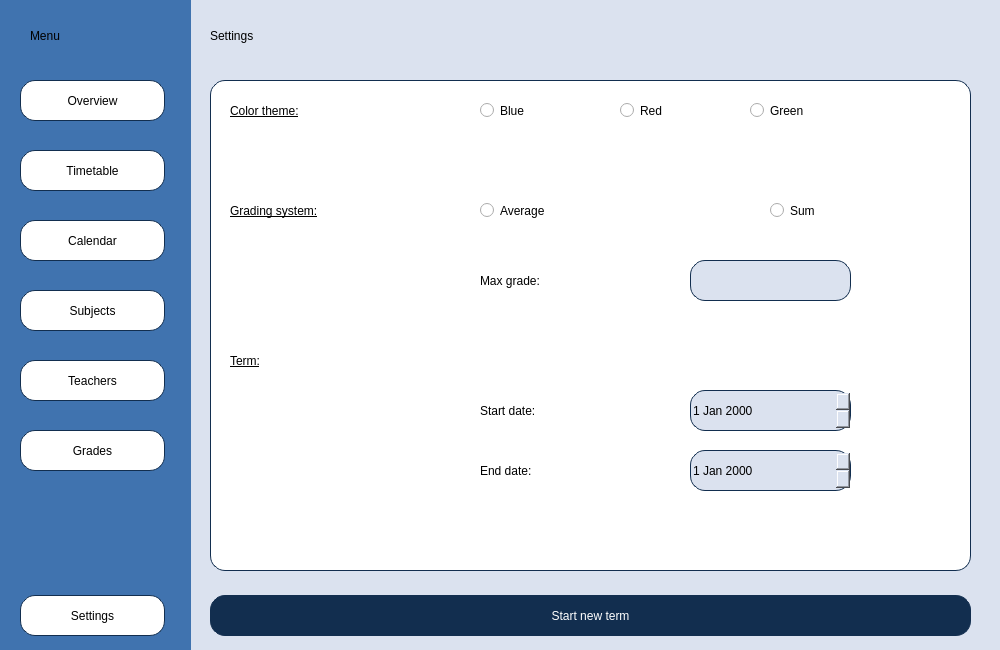
BeliaViktoria/Planner, file Planner/settingsmain.ui: the form before one commit.
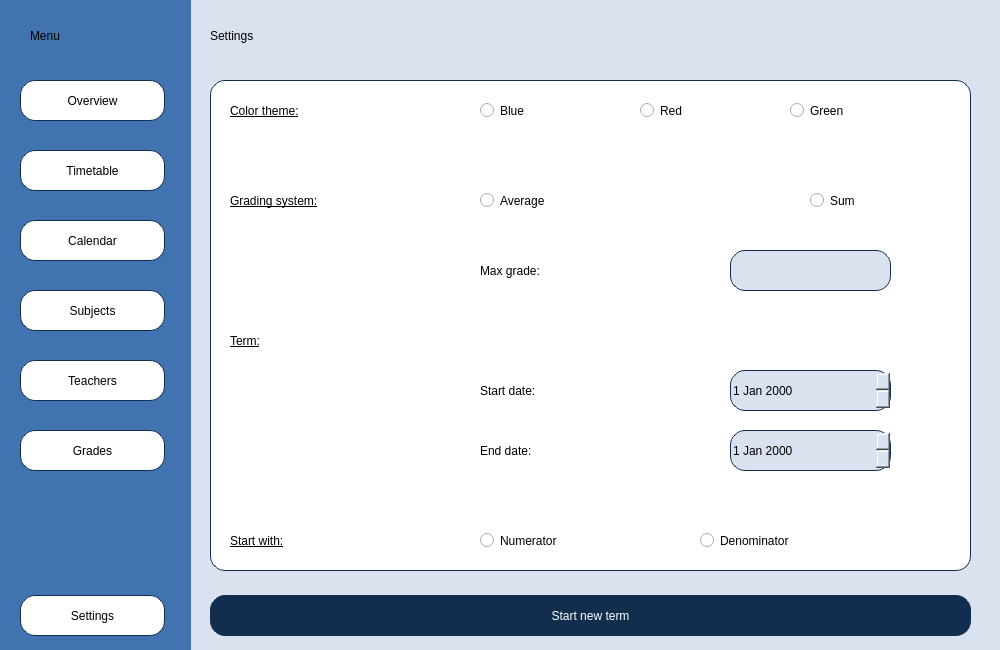
The form after the commit.

Commit message: Welcome window bugs fixing

Patch:
```diff
--- a/Planner/settingsmain.ui
+++ b/Planner/settingsmain.ui
@@ -223,7 +223,7 @@
    <zorder>label_Menu</zorder>
    <zorder>pushButton_Calendar</zorder>
   </widget>
-  <widget class="QWidget" name="widget_Timetable" native="true">
+  <widget class="QWidget" name="widget_Settings" native="true">
    <property name="geometry">
     <rect>
      <x>190</x>
@@ -235,7 +235,7 @@
    <property name="styleSheet">
     <string notr="true">background-color:rgb(219, 226, 239);</string>
    </property>
-   <widget class="QLabel" name="label_Timetable_2">
+   <widget class="QLabel" name="label_Settings">
     <property name="geometry">
      <rect>
       <x>20</x>
@@ -252,7 +252,7 @@
      <string>Settings</string>
     </property>
    </widget>
-   <widget class="QLabel" name="label">
+   <widget class="QLabel" name="label_ColorTheme">
     <property name="geometry">
      <rect>
       <x>40</x>
@@ -271,11 +271,11 @@
      <string>Color theme:</string>
     </property>
    </widget>
-   <widget class="QLabel" name="label_2">
+   <widget class="QLabel" name="label_GradingSystem">
     <property name="geometry">
      <rect>
       <x>40</x>
-      <y>190</y>
+      <y>180</y>
       <width>211</width>
       <height>41</height>
      </rect>
@@ -290,11 +290,11 @@
      <string>Grading system:</string>
     </property>
    </widget>
-   <widget class="QRadioButton" name="radioButton">
+   <widget class="QRadioButton" name="radioButton_Average">
     <property name="geometry">
      <rect>
       <x>290</x>
-      <y>190</y>
+      <y>180</y>
       <width>131</width>
       <height>41</height>
      </rect>
@@ -308,11 +308,11 @@
      <string>Average</string>
     </property>
    </widget>
-   <widget class="QRadioButton" name="radioButton_2">
+   <widget class="QRadioButton" name="radioButton_Sum">
     <property name="geometry">
      <rect>
-      <x>580</x>
-      <y>190</y>
+      <x>620</x>
+      <y>180</y>
       <width>81</width>
       <height>41</height>
      </rect>
@@ -326,11 +326,11 @@
      <string>Sum</string>
     </property>
    </widget>
-   <widget class="QLabel" name="label_3">
+   <widget class="QLabel" name="label_MaxGrade">
     <property name="geometry">
      <rect>
       <x>290</x>
-      <y>260</y>
+      <y>250</y>
       <width>151</width>
       <height>41</height>
      </rect>
@@ -344,11 +344,11 @@
      <string>Max grade:</string>
     </property>
    </widget>
-   <widget class="QLineEdit" name="lineEdit">
+   <widget class="QLineEdit" name="lineEdit_MaxGrade">
     <property name="geometry">
      <rect>
-      <x>500</x>
-      <y>260</y>
+      <x>540</x>
+      <y>250</y>
       <width>161</width>
       <height>41</height>
      </rect>
@@ -363,11 +363,11 @@
 border-color:rgb(18, 46, 79);</string>
     </property>
    </widget>
-   <widget class="QLabel" name="label_4">
+   <widget class="QLabel" name="label_Term">
     <property name="geometry">
      <rect>
       <x>40</x>
-      <y>340</y>
+      <y>320</y>
       <width>101</width>
       <height>41</height>
      </rect>
@@ -382,11 +382,11 @@
      <string>Term:</string>
     </property>
    </widget>
-   <widget class="QLabel" name="label_5">
+   <widget class="QLabel" name="label_StartDate">
     <property name="geometry">
      <rect>
       <x>290</x>
-      <y>390</y>
+      <y>370</y>
       <width>151</width>
       <height>41</height>
      </rect>
@@ -400,11 +400,11 @@
      <string>Start date:</string>
     </property>
    </widget>
-   <widget class="QLabel" name="label_6">
+   <widget class="QLabel" name="label_EndDate">
     <property name="geometry">
      <rect>
       <x>290</x>
-      <y>450</y>
+      <y>430</y>
       <width>151</width>
       <height>41</height>
      </rect>
@@ -418,11 +418,11 @@
      <string>End date:</string>
     </property>
    </widget>
-   <widget class="QDateEdit" name="dateEdit">
+   <widget class="QDateEdit" name="dateEdit_StartDate">
     <property name="geometry">
      <rect>
-      <x>500</x>
-      <y>390</y>
+      <x>540</x>
+      <y>370</y>
       <width>161</width>
       <height>41</height>
      </rect>
@@ -437,11 +437,11 @@
 border-color:rgb(18, 46, 79);</string>
     </property>
    </widget>
-   <widget class="QDateEdit" name="dateEdit_2">
+   <widget class="QDateEdit" name="dateEdit_EndDate">
     <property name="geometry">
      <rect>
-      <x>500</x>
-      <y>450</y>
+      <x>540</x>
+      <y>430</y>
       <width>161</width>
       <height>41</height>
      </rect>
@@ -456,7 +456,7 @@
 border-color:rgb(18, 46, 79);</string>
     </property>
    </widget>
-   <widget class="QPushButton" name="pushButton_Add">
+   <widget class="QPushButton" name="pushButton_StartNewTerm">
     <property name="geometry">
      <rect>
       <x>20</x>
@@ -478,7 +478,7 @@
      <string>Start new term</string>
     </property>
    </widget>
-   <widget class="QRadioButton" name="radioButton_3">
+   <widget class="QRadioButton" name="radioButton_Blue">
     <property name="geometry">
      <rect>
       <x>290</x>
@@ -496,10 +496,10 @@
      <string>Blue</string>
     </property>
    </widget>
-   <widget class="QRadioButton" name="radioButton_4">
+   <widget class="QRadioButton" name="radioButton_Red">
     <property name="geometry">
      <rect>
-      <x>430</x>
+      <x>450</x>
       <y>90</y>
       <width>81</width>
       <height>41</height>
@@ -514,10 +514,10 @@
      <string>Red</string>
     </property>
    </widget>
-   <widget class="QRadioButton" name="radioButton_5">
+   <widget class="QRadioButton" name="radioButton_Green">
     <property name="geometry">
      <rect>
-      <x>560</x>
+      <x>600</x>
       <y>90</y>
       <width>101</width>
       <height>41</height>
@@ -532,7 +532,7 @@
      <string>Green</string>
     </property>
    </widget>
-   <widget class="QWidget" name="widget" native="true">
+   <widget class="QWidget" name="widget_Settings_2" native="true">
     <property name="geometry">
      <rect>
       <x>20</x>
@@ -549,25 +549,83 @@
 border-color:rgb(18, 46, 79);</string>
     </property>
    </widget>
-   <zorder>widget</zorder>
-   <zorder>label_Timetable_2</zorder>
-   <zorder>label</zorder>
-   <zorder>label_2</zorder>
-   <zorder>radioButton</zorder>
-   <zorder>radioButton_2</zorder>
-   <zorder>label_3</zorder>
-   <zorder>lineEdit</zorder>
-   <zorder>label_4</zorder>
-   <zorder>label_5</zorder>
-   <zorder>label_6</zorder>
-   <zorder>dateEdit</zorder>
-   <zorder>dateEdit_2</zorder>
-   <zorder>pushButton_Add</zorder>
-   <zorder>radioButton_3</zorder>
-   <zorder>radioButton_4</zorder>
-   <zorder>radioButton_5</zorder>
+   <widget class="QRadioButton" name="radioButton_Denominator">
+    <property name="geometry">
+     <rect>
+      <x>510</x>
+      <y>520</y>
+      <width>191</width>
+      <height>41</height>
+     </rect>
+    </property>
+    <property name="styleSheet">
+     <string notr="true">color: black;
+font: 75 18pt &quot;Gentium Book Basic&quot;;
+background-color: rgb(255, 255, 255);</string>
+    </property>
+    <property name="text">
+     <string>Denominator</string>
+    </property>
+   </widget>
+   <widget class="QRadioButton" name="radioButton_Numerator">
+    <property name="geometry">
+     <rect>
+      <x>290</x>
+      <y>520</y>
+      <width>171</width>
+      <height>41</height>
+     </rect>
+    </property>
+    <property name="styleSheet">
+     <string notr="true">color: black;
+font: 75 18pt &quot;Gentium Book Basic&quot;;
+background-color: rgb(255, 255, 255);</string>
+    </property>
+    <property name="text">
+     <string>Numerator</string>
+    </property>
+   </widget>
+   <widget class="QLabel" name="label_StartWith">
+    <property name="geometry">
+     <rect>
+      <x>40</x>
+      <y>520</y>
+      <width>151</width>
+      <height>41</height>
+     </rect>
+    </property>
+    <property name="styleSheet">
+     <string notr="true">color: black;
+font: 75 18pt &quot;Gentium Book Basic&quot;;
+background-color: rgb(255, 255, 255);
+text-decoration: underline;</string>
+    </property>
+    <property name="text">
+     <string>Start with:</string>
+    </property>
+   </widget>
+   <zorder>widget_Settings_2</zorder>
+   <zorder>label_Settings</zorder>
+   <zorder>label_ColorTheme</zorder>
+   <zorder>label_GradingSystem</zorder>
+   <zorder>radioButton_Average</zorder>
+   <zorder>radioButton_Sum</zorder>
+   <zorder>label_MaxGrade</zorder>
+   <zorder>lineEdit_MaxGrade</zorder>
+   <zorder>label_Term</zorder>
+   <zorder>label_StartDate</zorder>
+   <zorder>label_EndDate</zorder>
+   <zorder>dateEdit_StartDate</zorder>
+   <zorder>dateEdit_EndDate</zorder>
+   <zorder>pushButton_StartNewTerm</zorder>
+   <zorder>radioButton_Blue</zorder>
+   <zorder>radioButton_Red</zorder>
+   <zorder>radioButton_Green</zorder>
+   <zorder>radioButton_Denominator</zorder>
+   <zorder>radioButton_Numerator</zorder>
+   <zorder>label_StartWith</zorder>
   </widget>
-  <zorder>widget_Timetable</zorder>
+  <zorder>widget_Settings</zorder>
   <zorder>widget_Menu</zorder>
  </widget>
  <resources/>
```
The commit also changes 1 other file.
